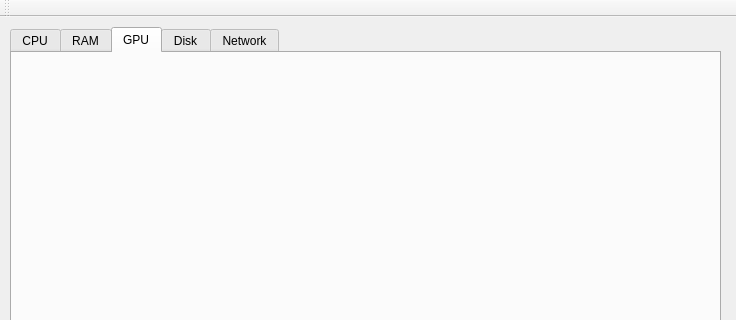
Above: SystemMonitor-app/mainwindow.ui from vlmarkov/QT-projects before the change; both pictures show x 0 to 736 and y 0 to 320 of the 736 by 610 pixel window. Below: the same form after it.
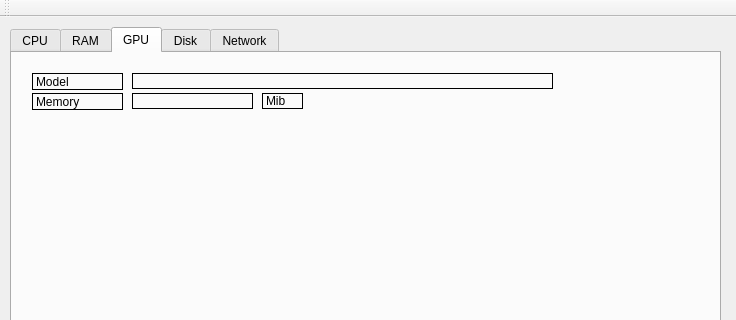
That is the form after the change. The open tabs and pages were chosen to show the change. Custom widgets are drawn as their Qt base class.

```diff
--- a/SystemMonitor-app/mainwindow.ui
+++ b/SystemMonitor-app/mainwindow.ui
@@ -663,6 +663,95 @@
      <attribute name="title">
       <string>GPU</string>
      </attribute>
+     <widget class="QLabel" name="GpuModel_txt">
+      <property name="geometry">
+       <rect>
+        <x>120</x>
+        <y>20</y>
+        <width>421</width>
+        <height>16</height>
+       </rect>
+      </property>
+      <property name="frameShape">
+       <enum>QFrame::Box</enum>
+      </property>
+      <property name="text">
+       <string/>
+      </property>
+      <property name="scaledContents">
+       <bool>false</bool>
+      </property>
+     </widget>
+     <widget class="QLabel" name="GpuMemory_lablel">
+      <property name="geometry">
+       <rect>
+        <x>20</x>
+        <y>40</y>
+        <width>91</width>
+        <height>17</height>
+       </rect>
+      </property>
+      <property name="frameShape">
+       <enum>QFrame::Box</enum>
+      </property>
+      <property name="text">
+       <string>Memory</string>
+      </property>
+     </widget>
+     <widget class="QLabel" name="GpuModel_label">
+      <property name="geometry">
+       <rect>
+        <x>20</x>
+        <y>20</y>
+        <width>91</width>
+        <height>17</height>
+       </rect>
+      </property>
+      <property name="frameShape">
+       <enum>QFrame::Box</enum>
+      </property>
+      <property name="text">
+       <string>Model</string>
+      </property>
+     </widget>
+     <widget class="QLabel" name="GpuMemory_txt">
+      <property name="geometry">
+       <rect>
+        <x>120</x>
+        <y>40</y>
+        <width>121</width>
+        <height>16</height>
+       </rect>
+      </property>
+      <property name="frameShape">
+       <enum>QFrame::Box</enum>
+      </property>
+      <property name="text">
+       <string/>
+      </property>
+      <property name="scaledContents">
+       <bool>false</bool>
+      </property>
+     </widget>
+     <widget class="QLabel" name="Usage_label_10">
+      <property name="geometry">
+       <rect>
+        <x>250</x>
+        <y>40</y>
+        <width>41</width>
+        <height>16</height>
+       </rect>
+      </property>
+      <property name="frameShape">
+       <enum>QFrame::Box</enum>
+      </property>
+      <property name="text">
+       <string>Mib</string>
+      </property>
+      <property name="scaledContents">
+       <bool>false</bool>
+      </property>
+     </widget>
     </widget>
     <widget class="QWidget" name="HddTab">
      <attribute name="title">
```
